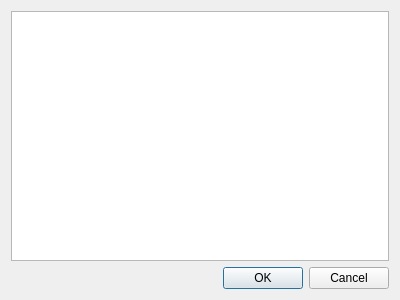
First picture: the form in ui/log.ui, repository Lixuannan/CodeLib-Local, before the edit.
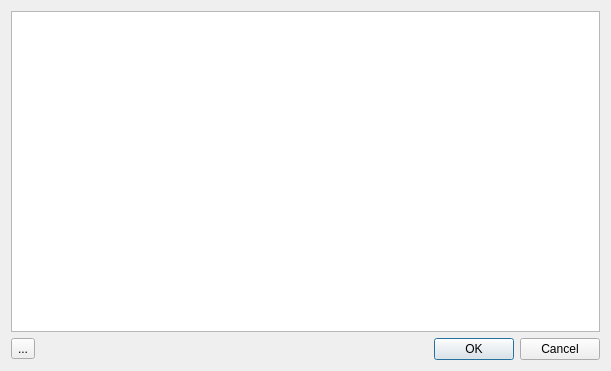
Second picture: the form after the edit. Icons and pictures are not drawn.

What changed in the file:
```diff
--- a/ui/log.ui
+++ b/ui/log.ui
@@ -1,13 +1,13 @@
 <?xml version="1.0" encoding="UTF-8"?>
 <ui version="4.0">
- <class>Log</class>
- <widget class="QDialog" name="Log">
+ <class>log</class>
+ <widget class="QWidget" name="log">
   <property name="geometry">
    <rect>
     <x>0</x>
     <y>0</y>
-    <width>400</width>
-    <height>300</height>
+    <width>611</width>
+    <height>371</height>
    </rect>
   </property>
   <property name="windowTitle">
@@ -15,18 +15,37 @@
   </property>
   <layout class="QVBoxLayout" name="verticalLayout">
    <item>
-    <widget class="QTextBrowser" name="logBrowser"/>
-   </item>
-   <item>
-    <widget class="QDialogButtonBox" name="buttonBox">
-     <property name="orientation">
-      <enum>Qt::Horizontal</enum>
-     </property>
-     <property name="standardButtons">
-      <set>QDialogButtonBox::Cancel|QDialogButtonBox::Ok</set>
+    <widget class="QTextBrowser" name="logBrowser">
+     <property name="sizePolicy">
+      <sizepolicy hsizetype="Expanding" vsizetype="Expanding">
+       <horstretch>0</horstretch>
+       <verstretch>0</verstretch>
+      </sizepolicy>
      </property>
     </widget>
    </item>
+   <item>
+    <layout class="QHBoxLayout" name="horizontalLayout">
+     <item>
+      <widget class="QToolButton" name="refresh">
+       <property name="text">
+        <string>...</string>
+       </property>
+       <property name="icon">
+        <iconset resource="resources.qrc">
+         <normaloff>:/icon/刷新.png</normaloff>:/icon/刷新.png</iconset>
+       </property>
+      </widget>
+     </item>
+     <item>
+      <widget class="QDialogButtonBox" name="buttonBox">
+       <property name="standardButtons">
+        <set>QDialogButtonBox::Cancel|QDialogButtonBox::Ok</set>
+       </property>
+      </widget>
+     </item>
+    </layout>
+   </item>
   </layout>
  </widget>
  <resources/>
```
Left out of the diff: 38 changed lines with no effect on the pictures.
